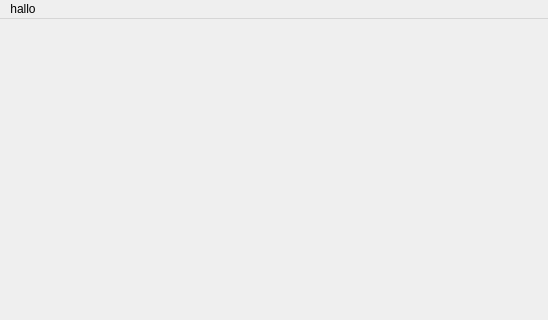
The window that mensor/main_window.ui (fthomas/bps) describes before a commit, drawn with Qt 5; both pictures show x 0 to 548 and y 0 to 320 of the 548 by 486 pixel window.
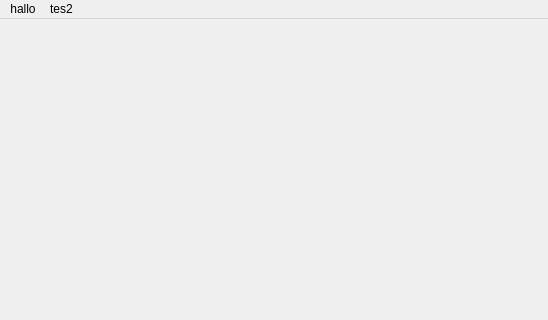
The same window after the commit.

Diff of the .ui file:
```diff
--- a/mensor/main_window.ui
+++ b/mensor/main_window.ui
@@ -25,12 +25,18 @@
      <height>29</height>
     </rect>
    </property>
+   <widget class="QMenu" name="menuTes2" >
+    <property name="title" >
+     <string>tes2</string>
+    </property>
+   </widget>
    <widget class="QMenu" name="menuHallo" >
     <property name="title" >
      <string>hallo</string>
     </property>
    </widget>
    <addaction name="menuHallo" />
+   <addaction name="menuTes2" />
   </widget>
   <widget class="QStatusBar" name="statusbar" />
  </widget>
```
Left out of the diff: 6 changed lines with no effect on the pictures.
